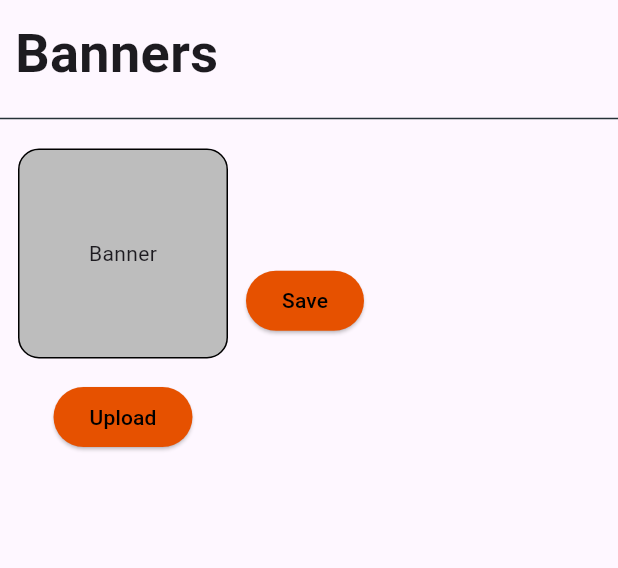
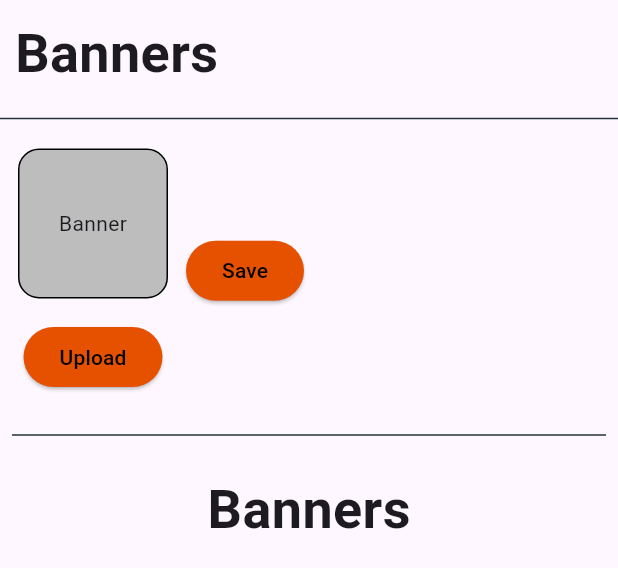
Before and after one commit to kemboy-svg/Admin_panel_eccommerce-flutter, a Flutter app: the BannerScreen widget shown alone on an empty page, opened directly, on a phone screen of 412 x 824 dp. Shown: the top 568 px of the screen. Run offline on Flutter 3.47's test engine with Material 2 defaults, Android fonts, the light colour scheme and no system bars; our stand-ins replace cloud_firestore, file_picker, firebase_core, firebase_storage, flutter_easyloading; missing offline and left inert: flutter_admin_scaffold; accounts and stored records are empty.

Commit message:
many chages

```diff
--- a/lib/views/screens/side_bar_screens/banners_Screen.dart
+++ b/lib/views/screens/side_bar_screens/banners_Screen.dart
@@ -1,3 +1,4 @@
+import 'package:adminpanel/views/screens/side_bar_screens/widgets/banners_widget.dart';
 import 'package:cloud_firestore/cloud_firestore.dart';
 import 'package:file_picker/file_picker.dart';
 import 'package:firebase_storage/firebase_storage.dart';
@@ -84,8 +85,8 @@ class _BannerScreenState extends State<BannerScreen> {
                     child: Column(
                       children: [
                         Container(
-                          height: 140,
-                          width: 140,
+                          height: 100,
+                          width: 100,
                           decoration: BoxDecoration(
                             color: Colors.grey.shade400,
                             borderRadius: BorderRadius.circular(14),
@@ -130,8 +131,21 @@ class _BannerScreenState extends State<BannerScreen> {
                   )
                 ],
               ),
+              Padding(
+                padding: const EdgeInsets.all(8.0),
+                child: Divider(color: Colors.blueGrey.shade900,),
+              ),
+
+              Padding(
+                padding: const EdgeInsets.all(8.0),
+                child: Container(
+                  child: Text('Banners',style: TextStyle(fontSize: 36,fontWeight: FontWeight.bold),),
+                ),
+              ),
+              BannerWidget(),
             ],
           ),
+
         ],
       ),
     );
--- /dev/null
+++ b/lib/views/screens/side_bar_screens/widgets/banners_widget.dart
@@ -0,0 +1,48 @@
+import 'package:cloud_firestore/cloud_firestore.dart';
+import 'package:flutter/material.dart';
+
+class BannerWidget extends StatelessWidget {
+  final Stream<QuerySnapshot> _bannersStream =
+      FirebaseFirestore.instance.collection('banners').snapshots();
+
+  @override
+  Widget build(BuildContext context) {
+    return StreamBuilder<QuerySnapshot>(
+      stream: _bannersStream,
+      builder: (BuildContext context, AsyncSnapshot<QuerySnapshot> snapshot) {
+        if (snapshot.hasError) {
+          return Text('Something went wrong');
+        }
+
+        if (snapshot.connectionState == ConnectionState.waiting) {
+          return CircularProgressIndicator(
+            color: Colors.blue,
+          );
+        }
+
+        return GridView.builder(
+          shrinkWrap: true,
+            itemCount: snapshot.data!.size,
+            gridDelegate: SliverGridDelegateWithFixedCrossAxisCount(
+                crossAxisCount: 6, mainAxisSpacing: 8, crossAxisSpacing: 8),
+            itemBuilder: (context, index) {
+              final bannerData = snapshot.data!.docs[index];
+              return Column(
+                children: [
+                  SizedBox(
+                    height: 100,
+                    width: 100,
+                    child: Image.network(
+                      bannerData['image'],
+
+
+                    ),
+                  ),
+
+                ],
+              );
+            });
+      },
+    );
+  }
+}
```
Also changed, not shown: lib/views/screens/side_bar_screens/Withdraw_Screen.dart (+32 -1 lines), lib/views/screens/side_bar_screens/category_Screen.dart (+37 -3 lines), lib/views/screens/side_bar_screens/order_Screen.dart (+31 -1 lines), lib/views/screens/side_bar_screens/products_screen.dart (+33 -1 lines), lib/views/screens/side_bar_screens/vendor_screen.dart (+32 -1 lines), lib/views/screens/side_bar_screens/widgets/category_widget.dart (added, +48 -0 lines).
